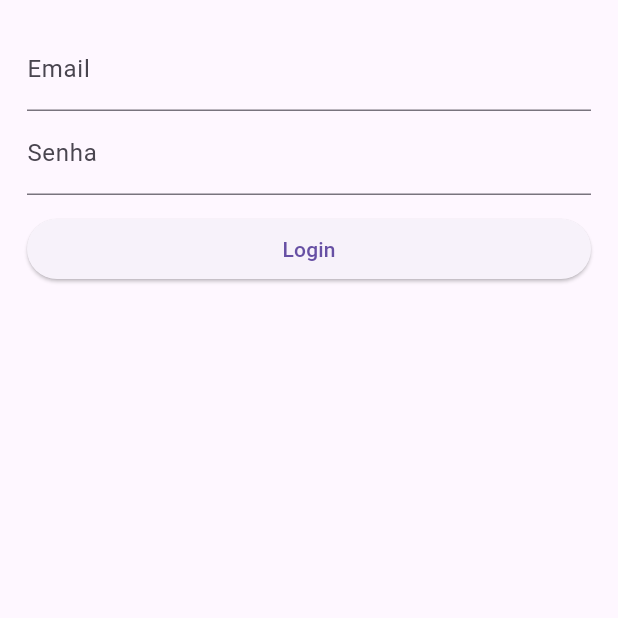
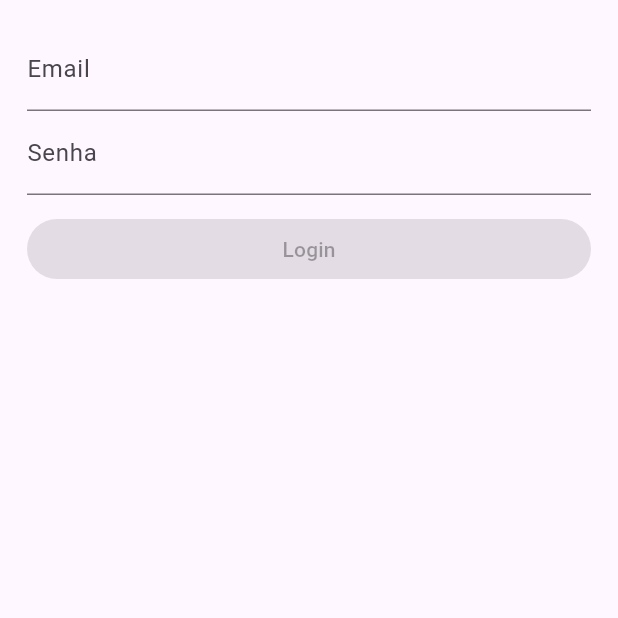
Before and after one commit to LeonardoHDMoura/20251_maua_ecm252, a Flutter app: the screen it shows after launch, on a phone screen of 412 x 824 dp, the top half of it. Run offline on Flutter 3.47's test engine with Material 3 defaults, Android fonts, the phone set to English and light mode, and no system bars; our stand-ins replace email_validator, rxdart.

Commit message:
learn(ap02-flutter): encerra a apostila

```diff
--- a/projetos-flutter/gerenciamento_de_estado/lib/src/blocs/bloc.dart
+++ b/projetos-flutter/gerenciamento_de_estado/lib/src/blocs/bloc.dart
@@ -1,14 +1,18 @@
 import 'dart:async';
-
+import 'package:rxdart/rxdart.dart';
 import 'package:gerenciamento_de_estado/src/blocs/validators.dart';
 
 class Bloc with Validators {
-  final _emailController = StreamController<String>();
-  final _passwordController = StreamController<String>();
+  //final _emailController = StreamController<String>.broadcast();
+  final _emailController = BehaviorSubject<String>();
+  //final _passwordController = StreamController<String>.broadcast();
+  final _passwordController = BehaviorSubject<String>();
 
   Stream<String> get email => _emailController.stream.transform(validateEmail);
 
   Stream<String> get password => _passwordController.stream.transform(validatePassword);
+
+  Stream<bool> get emailAndPasswordAreOkay => CombineLatestStream.combine2(email, password, (e, p) => true);
 
   Function(String) get changeEmail => _emailController.sink.add;
 
@@ -18,5 +22,11 @@
     _emailController.close();
     _passwordController.close();
   }
+
+  void submitForm(){
+    final email = _emailController.value;
+    final password = _passwordController.value;
+    print('$email, $password');
+  }
 }
 //final bloc = Bloc();
--- a/projetos-flutter/gerenciamento_de_estado/lib/src/telas/login_tela.dart
+++ b/projetos-flutter/gerenciamento_de_estado/lib/src/telas/login_tela.dart
@@ -16,7 +16,7 @@
             margin: EdgeInsets.only(top: 12),
             child: Row(
               children: [
-                Expanded(child: submitButton(),)
+                Expanded(child: submitButton(bloc),)
               ],),
           )
         ],
@@ -62,11 +62,17 @@
 
   }
 
-  Widget submitButton(){
-    return ElevatedButton(
-      onPressed: (){
-      },
-      child: Text('Login')
-      );
+  Widget submitButton(Bloc bloc){
+    return StreamBuilder(
+      stream: bloc.emailAndPasswordAreOkay,
+      builder: (BuildContext context, AsyncSnapshot<bool> snapshot){
+        return ElevatedButton(
+          onPressed: !snapshot.hasData ? null : bloc.submitForm,
+          child: Text('Login')
+          );
+
+      });
+
+
   }
 }
--- a/projetos-flutter/gerenciamento_de_estado/pubspec.yaml
+++ b/projetos-flutter/gerenciamento_de_estado/pubspec.yaml
@@ -35,6 +35,7 @@
   # Use with the CupertinoIcons class for iOS style icons.
   cupertino_icons: ^1.0.8
   email_validator: ^3.0.0
+  rxdart: ^0.28.0
 
 dev_dependencies:
   flutter_test:
```
